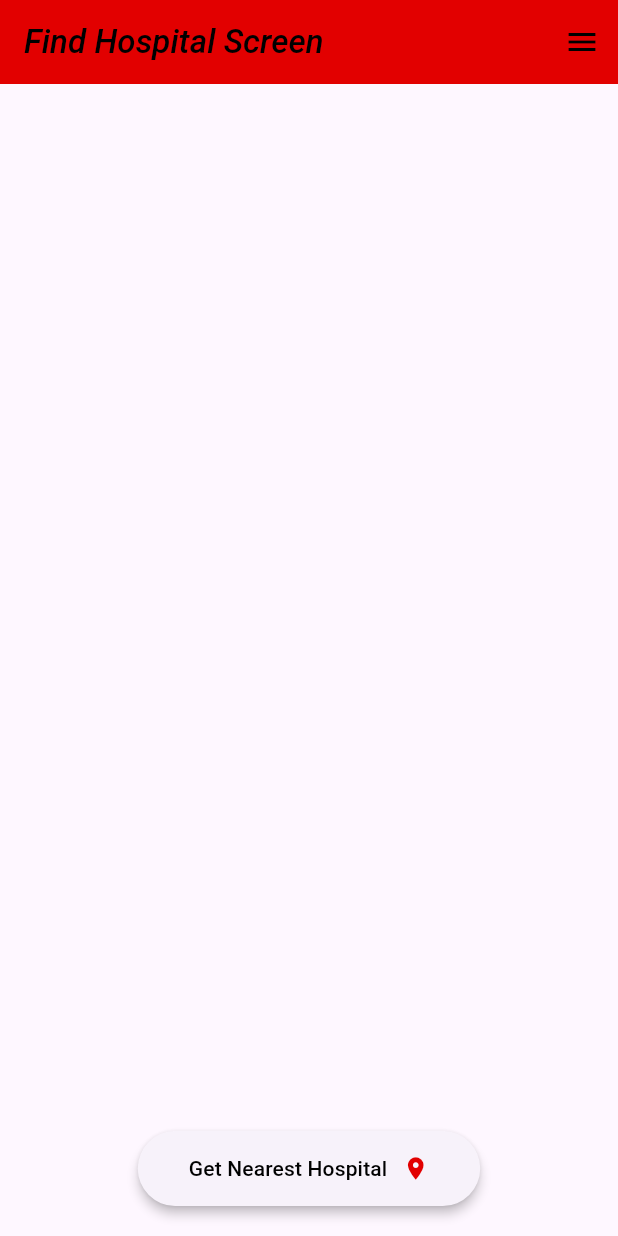
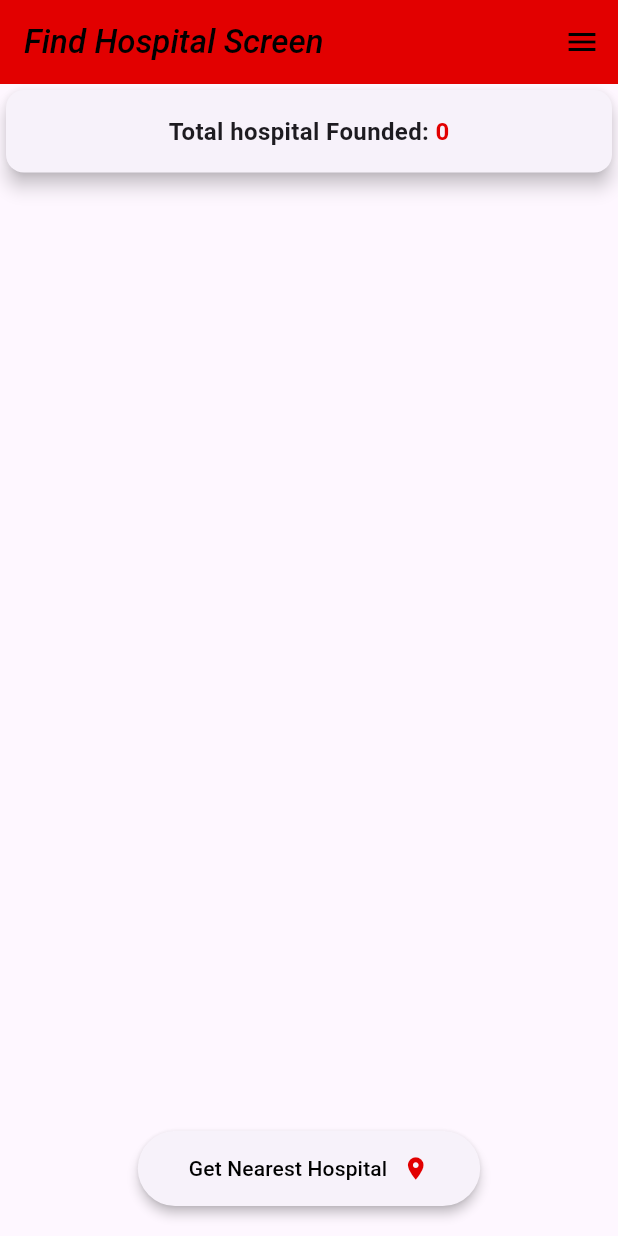
Before and after one commit to MAHMOUDELSAYED69/Find-Hospital, a Flutter app: the screen it shows after launch, on a phone screen of 412 x 824 dp. Run offline on Flutter 3.47's test engine with Material 3 defaults, Android fonts, the phone set to English and light mode, and no system bars; our stand-ins replace bloc, dio, flutter_bloc, flutter_dotenv, geolocator, lottie.

Commit message:
build LoadingIndicator method, TotalHospital.

```diff
--- a/lib/view/screen/find_hospital_screen.dart
+++ b/lib/view/screen/find_hospital_screen.dart
@@ -4,6 +4,8 @@ import 'package:find_hospital/core/constant/routes.dart';
 import 'package:find_hospital/core/helper/scaffold_snackbar.dart';
 import 'package:flutter/material.dart';
 import 'package:flutter_bloc/flutter_bloc.dart';
+import 'package:lottie/lottie.dart';
+import '../../core/constant/animation.dart';
 import '../../data/models/hospital_model.dart';
 import '../widget/custom_button.dart';
 
@@ -23,7 +25,7 @@ class _FindHospitalScreenState extends State<FindHospitalScreen> {
 
   bool _isLoading = false;
   List<PlaceInfo?> _hospitalList = [];
-
+  int _totalHospitalFounded = 0;
   @override
   Widget build(BuildContext context) {
     final cubit = BlocProvider.of<FindHospitalCubit>(context);
@@ -54,46 +56,78 @@ class _FindHospitalScreenState extends State<FindHospitalScreen> {
       body: BlocConsumer<FindHospitalCubit, FindHospitalState>(
         listener: (context, state) {
           if (state is FindHospitalLoading) {
-            setState(() {
             _isLoading = true;
-            });
           } else if (state is FindHospitalSuccess) {
-            setState(() {
             _isLoading = false;
             _hospitalList = state.hospitalsList;
-            });
+            _totalHospitalFounded = state.hospitalsList.length;
           } else if (state is FindHospitalFailure) {
-            setState(() {
             _isLoading = false;
-            });
+
             customSnackBar(
                 context, 'There was an error! Please try again later.');
           }
         },
         builder: (context, state) {
           return _isLoading
-              ? const Center(child: CircularProgressIndicator())
-              : ListView.builder(
+              ? Center(child: _buildLoadingIndicator())
+              : Column(
+                  children: [
+                    _buildTotalHospital(_totalHospitalFounded),
+                    Expanded(
+                      child: ListView.builder(
                         itemCount: _hospitalList.length,
                         itemBuilder: (context, index) {
                           return Card(
                             child: ListTile(
                               onTap: () {
-                          final PlaceInfo? placeInfo = _hospitalList[index];
-                          Navigator.pushNamed(context, RouteManager.details,
+                                final PlaceInfo? placeInfo =
+                                    _hospitalList[index];
+                                Navigator.pushNamed(
+                                    context, RouteManager.details,
                                     arguments: placeInfo);
                               },
                               title: Text(_hospitalList[index]?.name ?? ""),
-                        subtitle:
-                            Text(_hospitalList[index]?.businessStatus ?? ""),
+                              subtitle: Text(
+                                  _hospitalList[index]?.businessStatus ?? ""),
                               trailing: const Icon(Icons.chevron_right),
                               leading: const Icon(Icons.healing),
                             ),
                           );
                         },
+                      ),
+                    ),
+                  ],
                 );
         },
       ),
     );
   }
+
+  Widget _buildTotalHospital(int totalHospital) {
+    return Card(
+        elevation: 5,
+        child: Padding(
+            padding: const EdgeInsets.symmetric(vertical: 16, horizontal: 22),
+            child: Row(
+              mainAxisAlignment: MainAxisAlignment.center,
+              children: [
+                const Text(
+                  "Total hospital Founded: ",
+                  style: TextStyle(fontSize: 16, fontWeight: FontWeight.w600),
+                ),
+                Text(
+                  totalHospital.toString(),
+                  style: const TextStyle(
+                      fontSize: 16,
+                      fontWeight: FontWeight.bold,
+                      color: ColorManager.red),
+                ),
+              ],
+            )));
   }
+
+  Widget _buildLoadingIndicator() {
+    return LottieBuilder.asset(LottieManager.loading);
+  }
+}
```
Also changed, not shown: lib/view/screen/hospital_details.dart (+33 -6 lines). Lines whose indentation alone changed are shown as unchanged.
